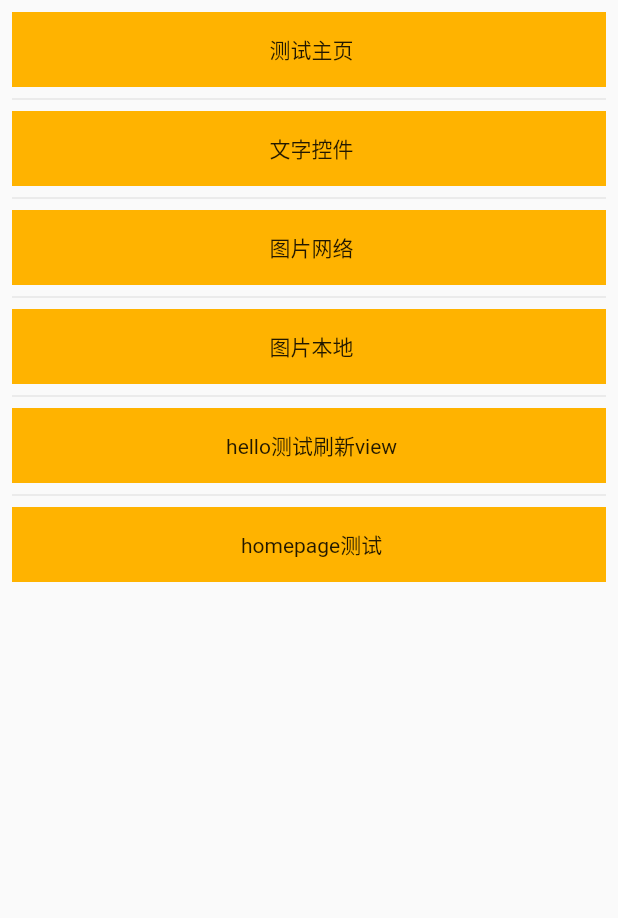
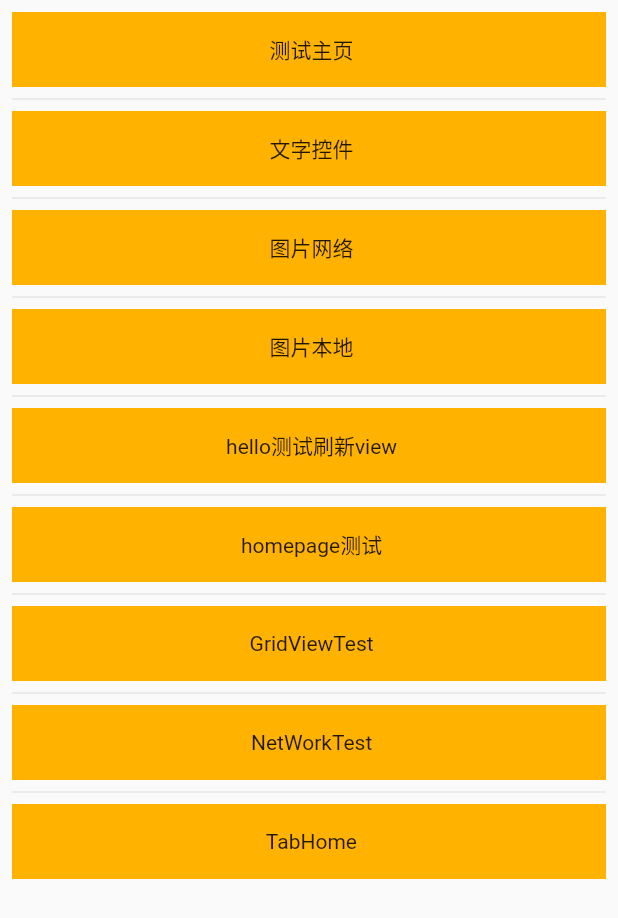
Before and after one commit to bill95/template, a Flutter app: the screen it shows after launch, on a phone screen of 412 x 824 dp. Shown: the top 918 px of the screen. Run offline on Flutter 3.47's test engine with Material 2 defaults, Android fonts, the phone set to English and light mode, and no system bars; our stand-ins replace dio, flutter_screenutil, fluttertoast; missing offline and left inert: marquee_flutter.

Commit message:
update demo

```diff
--- a/lib/module/main/main.dart
+++ b/lib/module/main/main.dart
@@ -11,6 +11,7 @@ void main() {
 
 class MyApp extends StatelessWidget {
   // This widget is the root of your application.
+
   @override
   Widget build(BuildContext context) {
     return ScreenUtilInit(
@@ -56,6 +57,7 @@ class MyHomePage extends StatefulWidget {
 
 class _MyHomePageState extends State<MyHomePage> {
   int _counter = 1;
+
 
   void _incrementCounter() {
     setState(() {
--- a/lib/module/main/router.dart
+++ b/lib/module/main/router.dart
@@ -1,46 +1,43 @@
 import 'package:flutter/material.dart';
+import 'package:marquee_flutter/marquee_flutter.dart';
+import 'package:template/module/costomview/YYMarquee.dart';
+import 'package:template/module/main/tab.dart';
 import 'package:template/module/main/test.dart';
+import 'GridViewTest.dart';
+import 'NetWorkTest.dart';
 import 'hello.dart';
 import 'homepage.dart';
 
 class router {
   static final Map<String, WidgetBuilder> map = <String, WidgetBuilder>{
-    '/a': (BuildContext context) => Row(
-          crossAxisAlignment: CrossAxisAlignment.start,
+    '/a': (BuildContext context) => YYMarquee(
+          stepOffset: 200.0,
+          duration: Duration(seconds: 5),
+          paddingLeft: 50.0,
           children: [
-            Expanded(
-                child: Column(children: [
-              Row(
-                children: [
-                  // Expanded(flex: 3, child: Text("12312323")),
-                  // Expanded(child: Text("12"))
-                  Text(
-                    "123",
-                    maxLines: 1,
-                  ),
-                  Expanded(
-                      child: Text(
-                    "===============",
-                    maxLines: 1,
-                  )),
-                ],
+            Text(
+              '手机用户155****0523借款成功',
+              style: TextStyle(
+                fontSize: 13,
+                color: Color(0xFFEE8E2B),
               ),
-              Row(
-                children: [
-                  // Expanded(flex: 3, child: Text("12312323")),
-                  // Expanded(child: Text("12"))
-                  Text("123"),
-                  Expanded(
-                      child: Text(
-                    "---------------",
-                    maxLines: 1,
-                  ))
-                ],
-              ),
-            ])),
-            Column(
-              children: [Text("data"), Text("23")],
-            )
+            ),
+            Text(
+              '手机用户1345****0531借款成功',
+              style: TextStyle(fontSize: 13, color: Color(0xFFEE8E2B)),
+            ),
+            Text(
+              '手机用户145****0555借款成功',
+              style: TextStyle(fontSize: 13, color: Color(0xFFEE8E2B)),
+            ),
+            Text(
+              '手机用户175****0594借款成功',
+              style: TextStyle(fontSize: 13, color: Color(0xFFEE8E2B)),
+            ),
+            Text(
+              '手机用户185****0521借款成功',
+              style: TextStyle(fontSize: 13, color: Color(0xFFEE8E2B)),
+            ),
           ],
         ),
     '/b': (BuildContext context) => Text("page b"),
@@ -52,6 +49,9 @@ class router {
     '/d': (BuildContext context) => Image.asset("assets/images/testgif.gif"),
     '/e': (BuildContext context) => homepage(),
     '/g': (BuildContext context) => hello(),
+    '/F': (BuildContext context) => GridViewTest(),
+    '/h': (BuildContext context) => NetWorkTest(),
+    '/i': (BuildContext context) => TabHome(),
   };
   static var data = [
     '测试主页',
@@ -59,7 +59,10 @@ class router {
     '图片网络',
     '图片本地',
     "hello测试刷新view",
-    "homepage测试"
+    "homepage测试",
+    "GridViewTest",
+    "NetWorkTest",
+    "TabHome"
   ];
 
   List<String> getTitleData() {
--- a/lib/module/main/test.dart
+++ b/lib/module/main/test.dart
@@ -61,9 +61,7 @@ class Test extends StatelessWidget {
           itemCount: data.length,
           itemBuilder: (BuildContext context, int index) {
             return Center(
-              child: Column(
-                children: [
-                  Container(
+              child:  Container(
                 height: 50,
                 color: Colors.amber[colorCodes[0]],
                 child: Center(
@@ -81,8 +79,6 @@ class Test extends StatelessWidget {
                           },
                         ))),
               ),
-                ],
-              ),
             );
           },
           separatorBuilder: (BuildContext context, int index) =>
```
Also changed, not shown: lib/module/bean/BaseEntity.dart (added, +26 -0 lines), lib/module/costomview/YYMarquee.dart (added, +75 -0 lines), lib/module/main/GridViewTest.dart (added, +76 -0 lines), lib/module/main/NetWorkTest.dart (added, +36 -0 lines), lib/module/main/hello.dart (+39 -0 lines), lib/module/main/homepage.dart (+35 -30 lines), lib/module/main/tab.dart (added, +67 -0 lines), pubspec.yaml (+7 -4 lines), pubspec.lock, 2 other files. Lines whose indentation alone changed are shown as unchanged.
